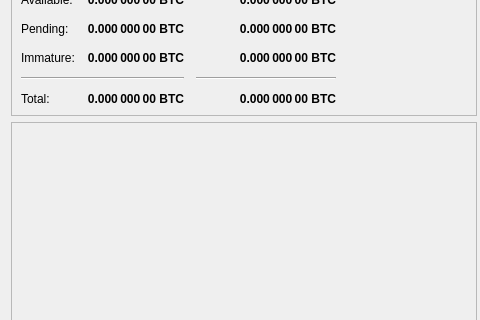
This is src/qt/forms/overviewpage.ui in eons-finance/ALQO as Qt 5 draws it before an edit; both pictures show x 0 to 480 and y 100 to 420 of the 960 by 615 pixel window. The edited form follows.
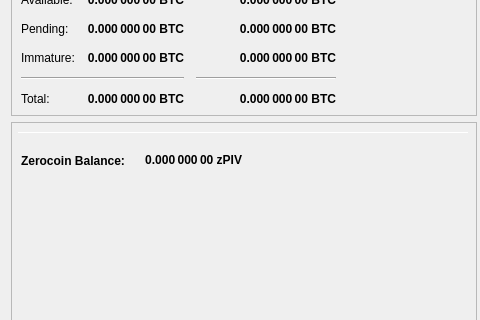
This is the edited form.

Commit message: zBalance Signal handling test

Diff of the .ui file:
```diff
--- a/src/qt/forms/overviewpage.ui
+++ b/src/qt/forms/overviewpage.ui
@@ -849,6 +849,69 @@
            <bool>true</bool>
           </property>
          </widget>
+         <widget class="QLabel" name="labelzBalance">
+          <property name="geometry">
+           <rect>
+            <x>120</x>
+            <y>30</y>
+            <width>111</width>
+            <height>17</height>
+           </rect>
+          </property>
+          <property name="font">
+           <font>
+            <weight>75</weight>
+            <bold>true</bold>
+           </font>
+          </property>
+          <property name="cursor">
+           <cursorShape>IBeamCursor</cursorShape>
+          </property>
+          <property name="toolTip">
+           <string>Your current spendable balance</string>
+          </property>
+          <property name="text">
+           <string notr="true">0.000 000 00 zPIV</string>
+          </property>
+          <property name="alignment">
+           <set>Qt::AlignRight|Qt::AlignTrailing|Qt::AlignVCenter</set>
+          </property>
+          <property name="textInteractionFlags">
+           <set>Qt::LinksAccessibleByMouse|Qt::TextSelectableByKeyboard|Qt::TextSelectableByMouse</set>
+          </property>
+         </widget>
+         <widget class="QLabel" name="labelzBalanceText">
+          <property name="geometry">
+           <rect>
+            <x>10</x>
+            <y>30</y>
+            <width>141</width>
+            <height>17</height>
+           </rect>
+          </property>
+          <property name="font">
+           <font>
+            <weight>75</weight>
+            <bold>true</bold>
+           </font>
+          </property>
+          <property name="text">
+           <string>Zerocoin Balance:</string>
+          </property>
+         </widget>
+         <widget class="Line" name="line">
+          <property name="geometry">
+           <rect>
+            <x>7</x>
+            <y>10</y>
+            <width>451</width>
+            <height>1</height>
+           </rect>
+          </property>
+          <property name="orientation">
+           <enum>Qt::Horizontal</enum>
+          </property>
+         </widget>
         </widget>
        </item>
        <item>
```
The commit also changes 7 other files.
